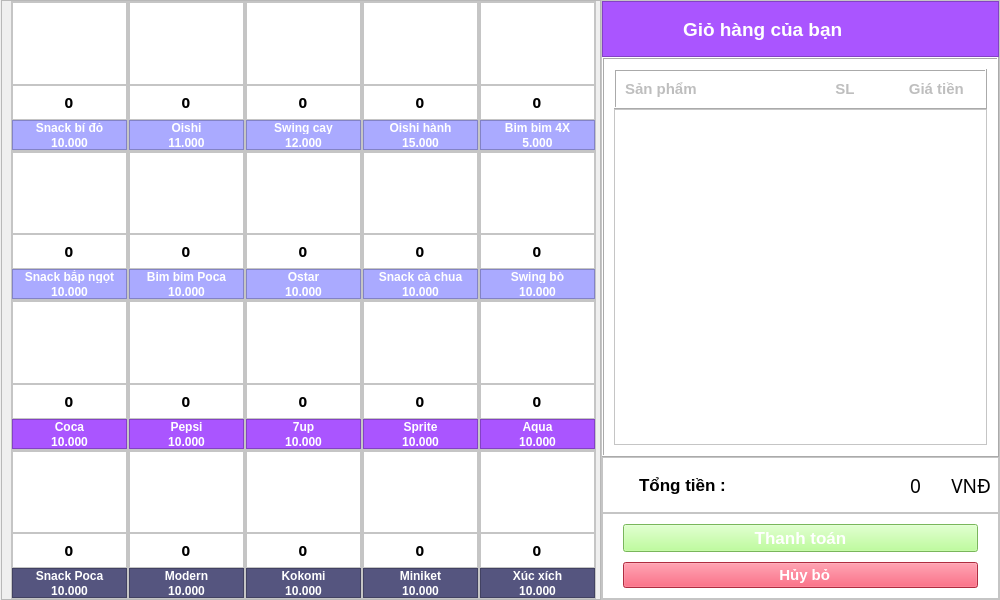
First picture: the form in gui.ui, repository DantNg/Vending_Machine, before the edit.
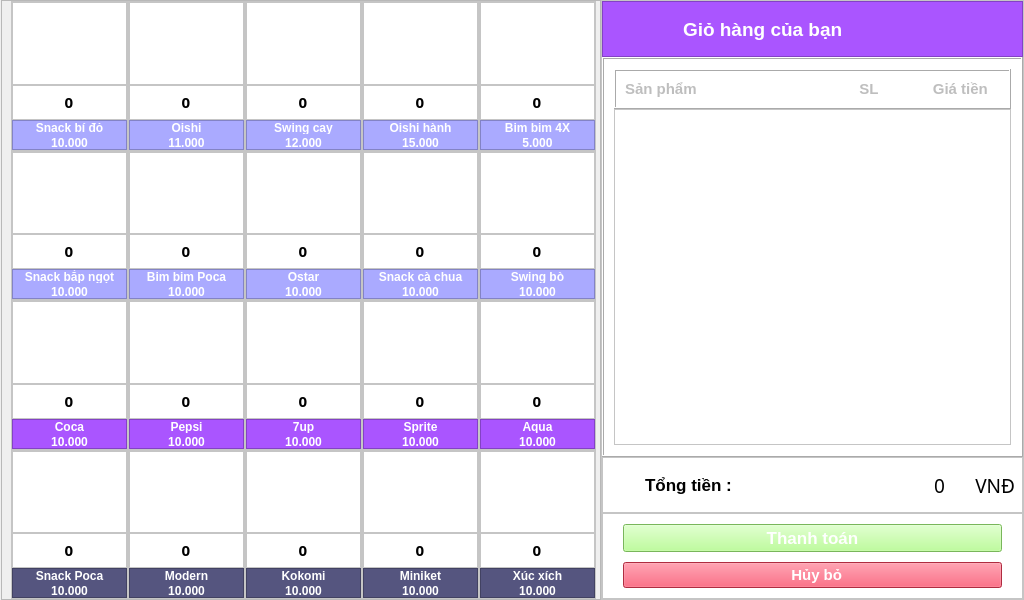
Second picture: the form after the edit. Icons and pictures are not drawn.

Diff of the .ui file:
```diff
--- a/gui.ui
+++ b/gui.ui
@@ -12,7 +12,7 @@
    <rect>
     <x>0</x>
     <y>0</y>
-    <width>1000</width>
+    <width>1024</width>
     <height>600</height>
    </rect>
   </property>
@@ -24,7 +24,7 @@
   </property>
   <property name="maximumSize">
    <size>
-    <width>1000</width>
+    <width>1050</width>
     <height>600</height>
    </size>
   </property>
@@ -5316,7 +5316,7 @@
         <rect>
          <x>0</x>
          <y>0</y>
-         <width>397</width>
+         <width>421</width>
          <height>598</height>
         </rect>
        </property>
```
